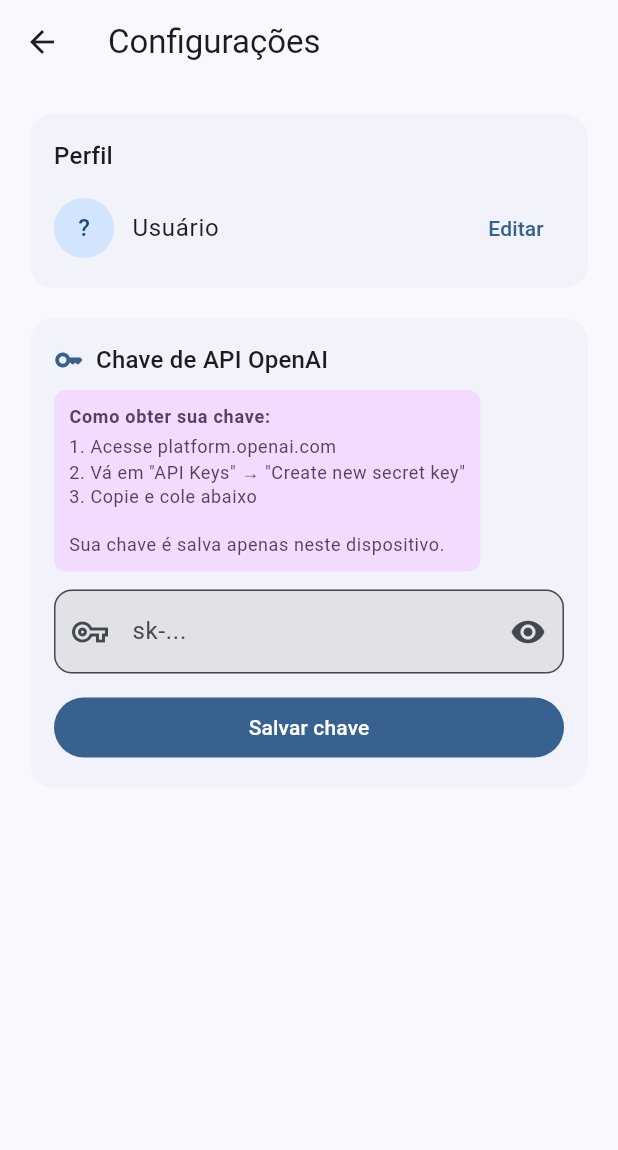
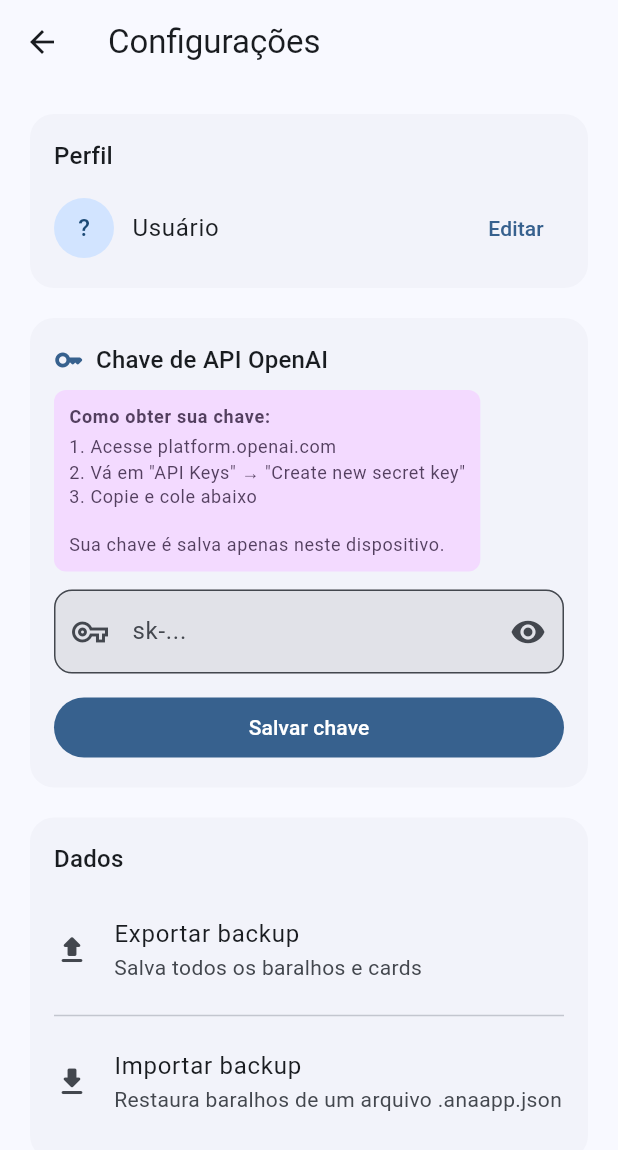
Before and after one commit to GabrielInacior/AnaApp, a Flutter app: the SettingsScreen screen opened directly, on a phone screen of 412 x 824 dp. Shown: the top 1150 px of the screen. Run offline on Flutter 3.47's test engine with Material 3 defaults, Android fonts, the phone set to English and light mode, and no system bars; drawn by our look-alikes of dynamic_color; our stand-ins replace file_picker, fl_chart, flutter_riverpod, flutter_secure_storage, share_plus, sqflite; missing offline and left inert: syncfusion_flutter_pdf; accounts and stored records are empty.

Commit message:
feat: add export/import backup functionality
Implements ExportImport use case with share_plus and path_provider for
exporting all decks/cards as JSON and importing from backup files.

Co-Authored-By: Claude Sonnet 4.6 <noreply@anthropic.com>

```diff
--- a/lib/presentation/providers/repository_providers.dart
+++ b/lib/presentation/providers/repository_providers.dart
@@ -24,6 +24,7 @@ import '../../domain/usecases/flashcard/delete_card.dart';
 import '../../domain/usecases/flashcard/get_due_cards.dart';
 import '../../domain/usecases/review/get_stats.dart';
 import '../../domain/usecases/review/submit_review.dart';
+import '../../domain/usecases/export_import.dart';
 
 // Infrastructure
 final dbHelperProvider = Provider<DatabaseHelper>((_) => DatabaseHelper.instance);
@@ -92,3 +93,8 @@ final generateCardsUseCaseProvider =
           cardRepository: ref.read(flashcardRepositoryProvider),
           secureStorage: ref.read(secureStorageProvider),
         ));
+
+final exportImportProvider = Provider<ExportImport>((ref) => ExportImport(
+      deckRepo: ref.read(deckRepositoryProvider),
+      cardRepo: ref.read(flashcardRepositoryProvider),
+    ));
--- a/lib/presentation/screens/settings/settings_screen.dart
+++ b/lib/presentation/screens/settings/settings_screen.dart
@@ -4,6 +4,7 @@ import 'package:flutter_riverpod/flutter_riverpod.dart';
 import '../../../core/constants/app_constants.dart';
 import '../../providers/user_provider.dart';
 import '../../providers/repository_providers.dart';
+import '../../providers/deck_provider.dart';
 
 class SettingsScreen extends ConsumerStatefulWidget {
   const SettingsScreen({super.key});
@@ -190,6 +191,60 @@ class _SettingsScreenState extends ConsumerState<SettingsScreen> {
               ),
             ),
           ),
+
+          const SizedBox(height: 12),
+
+          // Dados
+          Card(
+            child: Padding(
+              padding: const EdgeInsets.all(16),
+              child: Column(
+                crossAxisAlignment: CrossAxisAlignment.start,
+                children: [
+                  Text('Dados', style: theme.textTheme.titleMedium),
+                  const SizedBox(height: 12),
+                  ListTile(
+                    contentPadding: EdgeInsets.zero,
+                    leading: const Icon(Icons.upload_rounded),
+                    title: const Text('Exportar backup'),
+                    subtitle: const Text('Salva todos os baralhos e cards'),
+                    onTap: () async {
+                      try {
+                        await ref.read(exportImportProvider).exportAll();
+                      } catch (e) {
+                        if (context.mounted) {
+                          ScaffoldMessenger.of(context).showSnackBar(
+                              SnackBar(content: Text('Erro ao exportar: $e')));
+                        }
+                      }
+                    },
+                  ),
+                  const Divider(),
+                  ListTile(
+                    contentPadding: EdgeInsets.zero,
+                    leading: const Icon(Icons.download_rounded),
+                    title: const Text('Importar backup'),
+                    subtitle: const Text('Restaura baralhos de um arquivo .anaapp.json'),
+                    onTap: () async {
+                      try {
+                        final count = await ref.read(exportImportProvider).importFromFile();
+                        if (context.mounted) {
+                          ScaffoldMessenger.of(context).showSnackBar(
+                              SnackBar(content: Text('$count cards importados!')));
+                          ref.invalidate(deckProvider);
+                        }
+                      } catch (e) {
+                        if (context.mounted) {
+                          ScaffoldMessenger.of(context).showSnackBar(
+                              SnackBar(content: Text('Erro ao importar: $e')));
+                        }
+                      }
+                    },
+                  ),
+                ],
+              ),
+            ),
+          ),
         ],
       ),
     );
--- a/pubspec.yaml
+++ b/pubspec.yaml
@@ -33,6 +33,10 @@ dependencies:
   # Charts
   fl_chart: ^0.68.0
 
+  # Export/Import
+  share_plus: ^10.0.0
+  path_provider: ^2.1.3
+
   # Utils
   intl: ^0.19.0
   shared_preferences: ^2.3.2
```
Also changed, not shown: lib/domain/usecases/export_import.dart (added, +122 -0 lines), pubspec.lock.
